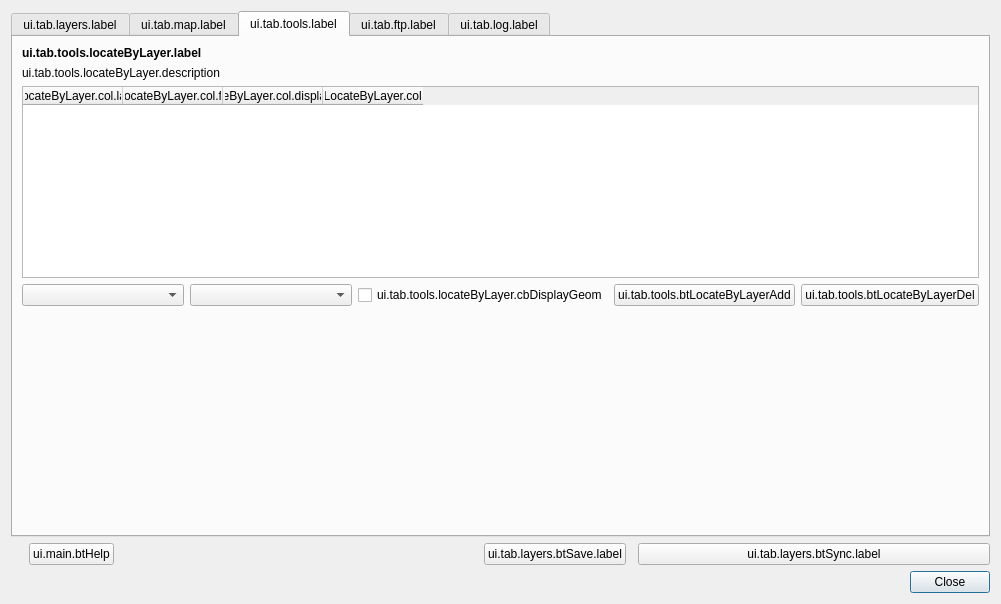
Old version of the form ui_lizmap.ui in the repository 3liz/lizmap-plugin.
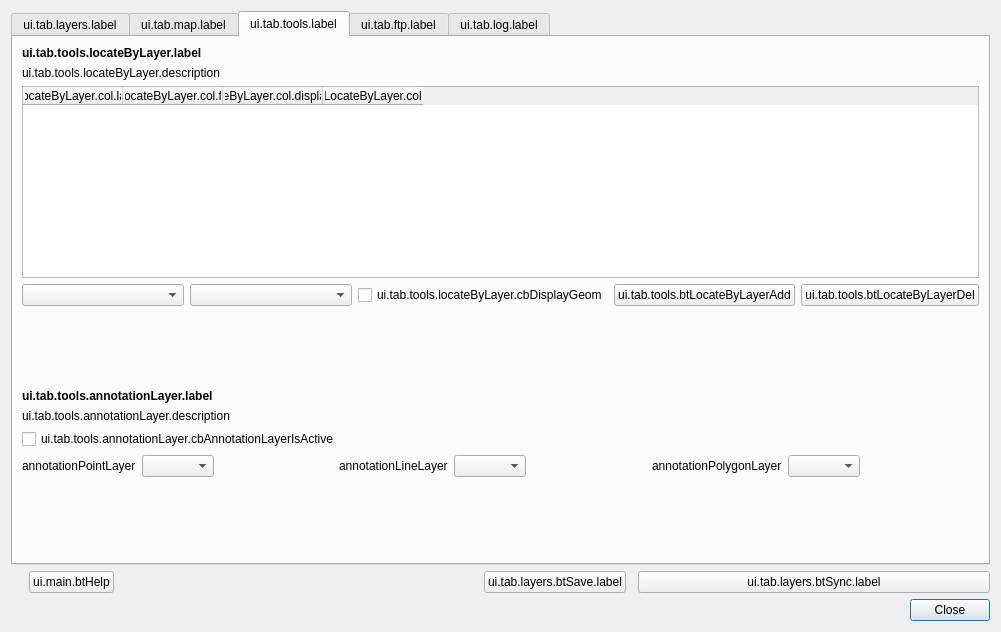
New version of the form. The open tabs and pages were chosen to show the change.

Commit message: Tools - Annotation : add the interface to let the user add annotation layers among spatialite layers

Diff of the .ui file:
```diff
--- a/ui_lizmap.ui
+++ b/ui_lizmap.ui
@@ -7,7 +7,7 @@
     <x>0</x>
     <y>0</y>
     <width>1001</width>
-    <height>604</height>
+    <height>632</height>
    </rect>
   </property>
   <property name="windowTitle">
@@ -574,6 +574,123 @@
          </property>
         </spacer>
        </item>
+       <item>
+        <widget class="QLabel" name="label_29">
+         <property name="font">
+          <font>
+           <weight>75</weight>
+           <bold>true</bold>
+          </font>
+         </property>
+         <property name="text">
+          <string>ui.tab.tools.annotationLayer.label</string>
+         </property>
+        </widget>
+       </item>
+       <item>
+        <widget class="QLabel" name="label_30">
+         <property name="text">
+          <string>ui.tab.tools.annotationLayer.description</string>
+         </property>
+        </widget>
+       </item>
+       <item>
+        <layout class="QHBoxLayout" name="horizontalLayout_17">
+         <item>
+          <widget class="QCheckBox" name="cbAnnotationLayerIsActive">
+           <property name="text">
+            <string>ui.tab.tools.annotationLayer.cbAnnotationLayerIsActive</string>
+           </property>
+          </widget>
+         </item>
+         <item>
+          <spacer name="horizontalSpacer_5">
+           <property name="orientation">
+            <enum>Qt::Horizontal</enum>
+           </property>
+           <property name="sizeHint" stdset="0">
+            <size>
+             <width>40</width>
+             <height>20</height>
+            </size>
+           </property>
+          </spacer>
+         </item>
+        </layout>
+       </item>
+       <item>
+        <layout class="QHBoxLayout" name="horizontalLayout_18">
+         <item>
+          <widget class="QLabel" name="label_31">
+           <property name="text">
+            <string>annotationPointLayer</string>
+           </property>
+          </widget>
+         </item>
+         <item>
+          <widget class="QComboBox" name="liAnnotationPointLayer"/>
+         </item>
+         <item>
+          <spacer name="horizontalSpacer_6">
+           <property name="orientation">
+            <enum>Qt::Horizontal</enum>
+           </property>
+           <property name="sizeHint" stdset="0">
+            <size>
+             <width>40</width>
+             <height>20</height>
+            </size>
+           </property>
+          </spacer>
+         </item>
+         <item>
+          <widget class="QLabel" name="label_32">
+           <property name="text">
+            <string>annotationLineLayer</string>
+           </property>
+          </widget>
+         </item>
+         <item>
+          <widget class="QComboBox" name="liAnnotationLineLayer"/>
+         </item>
+         <item>
+          <spacer name="horizontalSpacer_7">
+           <property name="orientation">
+            <enum>Qt::Horizontal</enum>
+           </property>
+           <property name="sizeHint" stdset="0">
+            <size>
+             <width>40</width>
+             <height>20</height>
+            </size>
+           </property>
+          </spacer>
+         </item>
+         <item>
+          <widget class="QLabel" name="label_33">
+           <property name="text">
+            <string>annotationPolygonLayer</string>
+           </property>
+          </widget>
+         </item>
+         <item>
+          <widget class="QComboBox" name="liAnnotationPolygonLayer"/>
+         </item>
+         <item>
+          <spacer name="horizontalSpacer_8">
+           <property name="orientation">
+            <enum>Qt::Horizontal</enum>
+           </property>
+           <property name="sizeHint" stdset="0">
+            <size>
+             <width>40</width>
+             <height>20</height>
+            </size>
+           </property>
+          </spacer>
+         </item>
+        </layout>
+       </item>
        <item>
         <spacer name="verticalSpacer_4">
          <property name="orientation">
```
The commit also changes 8 other files.
